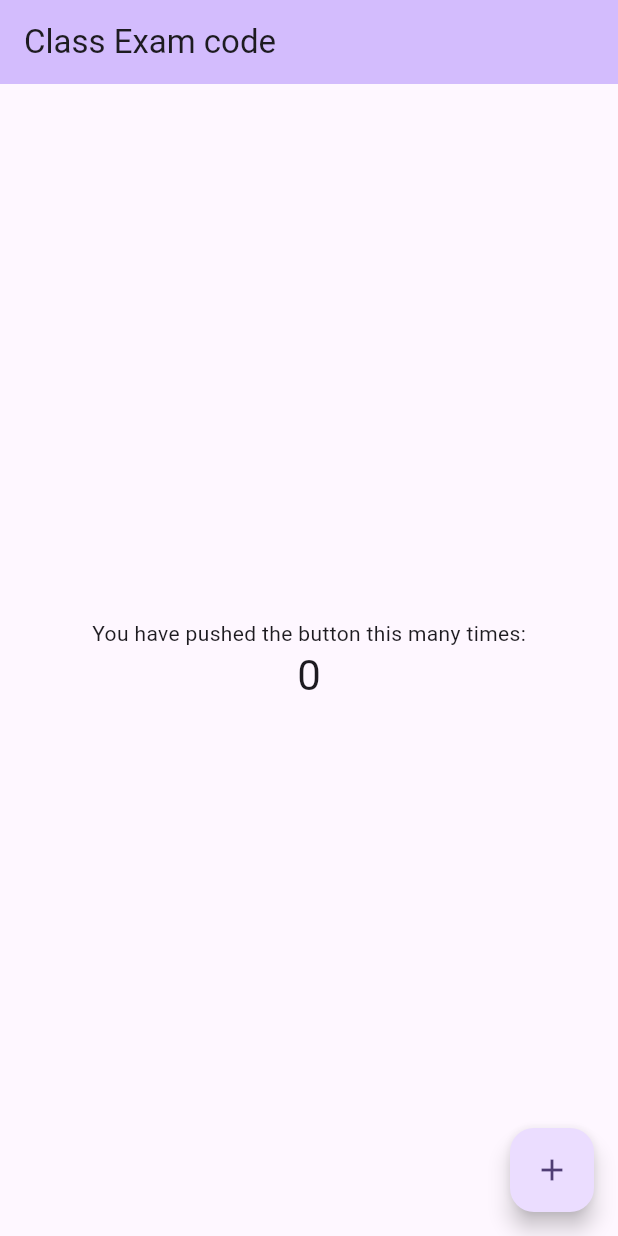
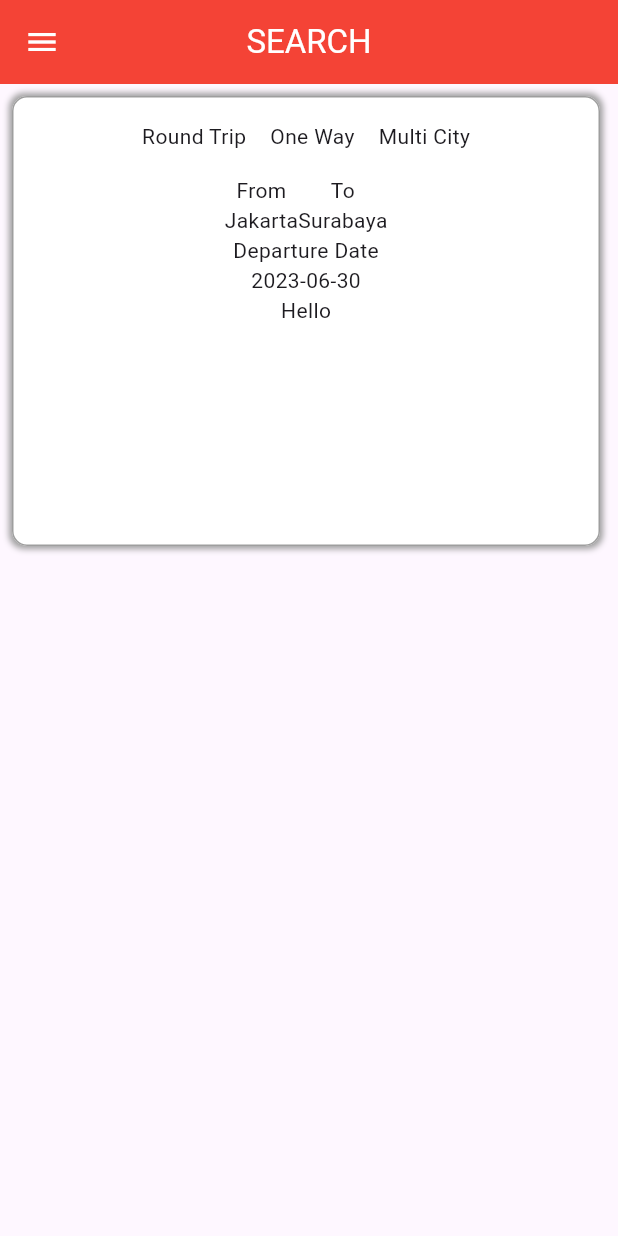
Before and after one commit to permatanmr/flutter-class-exam, a Flutter app: the screen it shows after launch, on a phone screen of 412 x 824 dp. Run offline on Flutter 3.47's test engine with Material 2 defaults, Android fonts, the phone set to English and light mode, and no system bars.

Commit message:
add search page

```diff
--- a/exam/lib/main.dart
+++ b/exam/lib/main.dart
@@ -1,3 +1,4 @@
+import 'package:exam/search.dart';
 import 'package:flutter/material.dart';
 
 void main() {
@@ -31,95 +32,7 @@ class MyApp extends StatelessWidget {
         colorScheme: ColorScheme.fromSeed(seedColor: Colors.deepPurple),
         useMaterial3: true,
       ),
-      home: const MyHomePage(title: 'Class Exam code'),
+      home: const SearchFlight(),
     );
   }
 }
-
-class MyHomePage extends StatefulWidget {
-  const MyHomePage({super.key, required this.title});
-
-  // This widget is the home page of your application. It is stateful, meaning
-  // that it has a State object (defined below) that contains fields that affect
-  // how it looks.
-
-  // This class is the configuration for the state. It holds the values (in this
-  // case the title) provided by the parent (in this case the App widget) and
-  // used by the build method of the State. Fields in a Widget subclass are
-  // always marked "final".
-
-  final String title;
-
-  @override
-  State<MyHomePage> createState() => _MyHomePageState();
-}
-
-class _MyHomePageState extends State<MyHomePage> {
-  int _counter = 0;
-
-  void _incrementCounter() {
-    setState(() {
-      // This call to setState tells the Flutter framework that something has
-      // changed in this State, which causes it to rerun the build method below
-      // so that the display can reflect the updated values. If we changed
-      // _counter without calling setState(), then the build method would not be
-      // called again, and so nothing would appear to happen.
-      _counter++;
-    });
-  }
-
-  @override
-  Widget build(BuildContext context) {
-    // This method is rerun every time setState is called, for instance as done
-    // by the _incrementCounter method above.
-    //
-    // The Flutter framework has been optimized to make rerunning build methods
-    // fast, so that you can just rebuild anything that needs updating rather
-    // than having to individually change instances of widgets.
-    return Scaffold(
-      appBar: AppBar(
-        // TRY THIS: Try changing the color here to a specific color (to
-        // Colors.amber, perhaps?) and trigger a hot reload to see the AppBar
-        // change color while the other colors stay the same.
-        backgroundColor: Theme.of(context).colorScheme.inversePrimary,
-        // Here we take the value from the MyHomePage object that was created by
-        // the App.build method, and use it to set our appbar title.
-        title: Text(widget.title),
-      ),
-      body: Center(
-        // Center is a layout widget. It takes a single child and positions it
-        // in the middle of the parent.
-        child: Column(
-          // Column is also a layout widget. It takes a list of children and
-          // arranges them vertically. By default, it sizes itself to fit its
-          // children horizontally, and tries to be as tall as its parent.
-          //
-          // Column has various properties to control how it sizes itself and
-          // how it positions its children. Here we use mainAxisAlignment to
-          // center the children vertically; the main axis here is the vertical
-          // axis because Columns are vertical (the cross axis would be
-          // horizontal).
-          //
-          // TRY THIS: Invoke "debug painting" (choose the "Toggle Debug Paint"
-          // action in the IDE, or press "p" in the console), to see the
-          // wireframe for each widget.
-          mainAxisAlignment: MainAxisAlignment.center,
-          children: <Widget>[
-            const Text(
-              'You have pushed the button this many times:',
-            ),
-            Text(
-              '$_counter',
-              style: Theme.of(context).textTheme.headlineMedium,
-            ),
-          ],
-        ),
-      ),
-      floatingActionButton: FloatingActionButton(
-        onPressed: _incrementCounter,
-        tooltip: 'Increment',
-        child: const Icon(Icons.add),
-      ), // This trailing comma makes auto-formatting nicer for build methods.
-    );
-  }
-}
--- /dev/null
+++ b/exam/lib/search.dart
@@ -0,0 +1,100 @@
+import 'package:flutter/material.dart';
+
+class SearchFlight extends StatefulWidget {
+  const SearchFlight({super.key});
+
+  @override
+  State<SearchFlight> createState() => _SearchFlightState();
+}
+
+class _SearchFlightState extends State<SearchFlight> {
+  @override
+  Widget build(BuildContext context) {
+    double width = MediaQuery.of(context).size.width;
+    return Scaffold(
+      appBar: AppBar(
+        centerTitle: true,
+        leading: IconButton(
+          icon: const Icon(Icons.menu),
+          onPressed: () {},
+        ),
+        backgroundColor: Colors.red,
+        foregroundColor: Colors.white,
+        title: const Text('SEARCH', textAlign: TextAlign.center),
+      ),
+      body: Padding(
+        padding: const EdgeInsets.all(8.0),
+        child: SizedBox(
+          width: width - 20,
+          height: 300,
+          child: Container(
+              decoration: BoxDecoration(
+                border: Border.all(color: Colors.grey, width: 1.0),
+                borderRadius: const BorderRadius.only(
+                  topLeft: Radius.circular(10.0),
+                  topRight: Radius.circular(10.0),
+                  bottomLeft: Radius.circular(10.0),
+                  bottomRight: Radius.circular(10.0),
+                ),
+                boxShadow: const [
+                  BoxShadow(
+                    color: Colors.grey,
+                    offset: Offset(
+                      0,
+                      0,
+                    ),
+                    blurRadius: 3.0,
+                    spreadRadius: 2.0,
+                  ), //BoxShadow
+                  BoxShadow(
+                    color: Colors.white,
+                    offset: Offset(0.0, 0.0),
+                    blurRadius: 0.0,
+                    spreadRadius: 0.0,
+                  ), //BoxShadow
+                ],
+              ),
+              child: const Column(
+                children: [
+                  Padding(
+                    padding: EdgeInsets.all(8.0),
+                    child: Row(
+                      mainAxisAlignment: MainAxisAlignment.center,
+                      children: [
+                        Padding(
+                          padding: EdgeInsets.all(8.0),
+                          child: Text('Round Trip'),
+                        ),
+                        Padding(
+                          padding: EdgeInsets.all(8.0),
+                          child: Text('One Way'),
+                        ),
+                        Padding(
+                          padding: EdgeInsets.all(8.0),
+                          child: Text('Multi City'),
+                        ),
+                      ],
+                    ),
+                  ),
+                  Row(
+                    mainAxisAlignment: MainAxisAlignment.center,
+                    children: [
+                      Column(
+                        children: [Text('From'), Text('Jakarta')],
+                      ),
+                      Column(
+                        children: [Text('To'), Text('Surabaya')],
+                      ),
+                    ],
+                  ),
+                  Column(
+                    children: [Text('Departure Date'), Text('2023-06-30')],
+                  ),
+                  Text('Hello'),
+                ],
+              )),
+        ),
+      ),
+    );
+  }
+}
```
